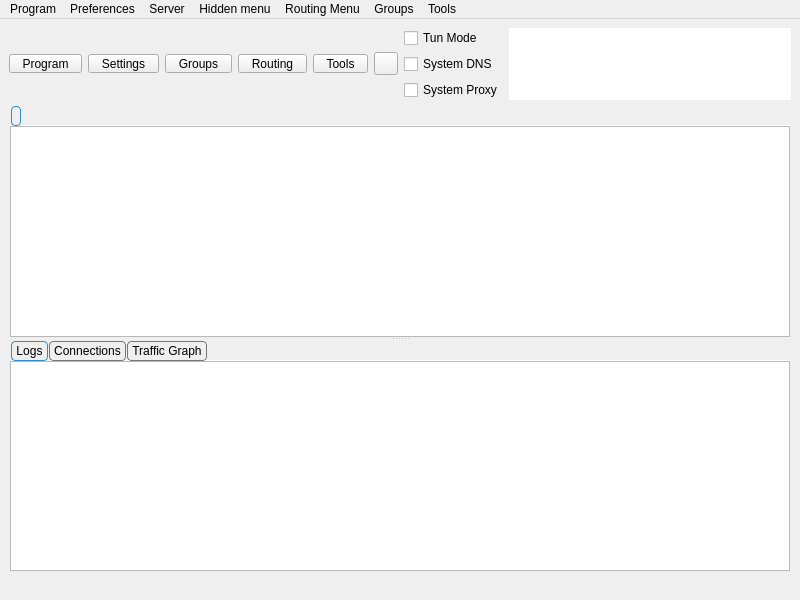
0-Kutya-0/Throne, file include/ui/mainwindow.ui: the form before one commit.
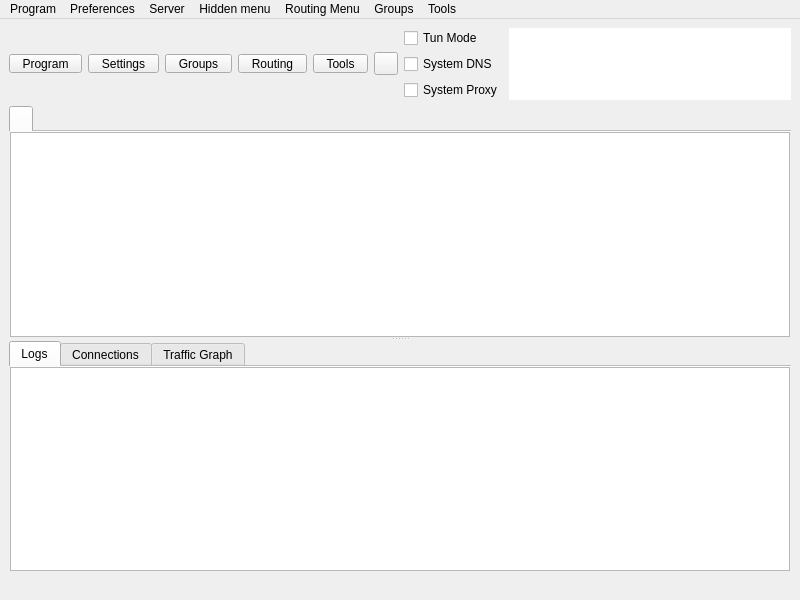
The form after the commit. Icons and pictures are not drawn. Custom widgets are drawn as their Qt base class.

Diff of the .ui file:
```diff
--- a/include/ui/mainwindow.ui
+++ b/include/ui/mainwindow.ui
@@ -389,28 +389,6 @@
        <enum>Qt::Orientation::Vertical</enum>
       </property>
       <widget class="QTabWidget" name="tabWidget">
-       <property name="styleSheet">
-        <string notr="true">QTabWidget::tab-bar {
-    left: 2px;
-}
-
-QTabBar {
-    background: transparent;
-    qproperty-drawBase: 0;
-}
-
-QTabBar::tab {
-    border: 1px solid #777777;
-
-    border-radius: 4px;
-    padding: 2px 4px;
-    margin-right: 1px;
-}
-
-QTabBar::tab:selected {
-    border: 1px solid palette(highlight);
-}</string>
-       </property>
        <property name="currentIndex">
         <number>0</number>
        </property>
@@ -502,28 +480,6 @@
              <property name="autoFillBackground">
               <bool>true</bool>
              </property>
-             <property name="styleSheet">
-              <string notr="true">QTabWidget::tab-bar {
-    left: 2px;
-}
-
-QTabBar {
-    background: transparent;
-    qproperty-drawBase: 0;
-}
-
-QTabBar::tab {
-    border: 1px solid #777777;
-
-    border-radius: 4px;
-    padding: 2px 4px;
-    margin-right: 1px;
-}
-
-QTabBar::tab:selected {
-    border: 1px solid palette(highlight);
-}</string>
-             </property>
              <property name="tabPosition">
               <enum>QTabWidget::TabPosition::North</enum>
              </property>
```
